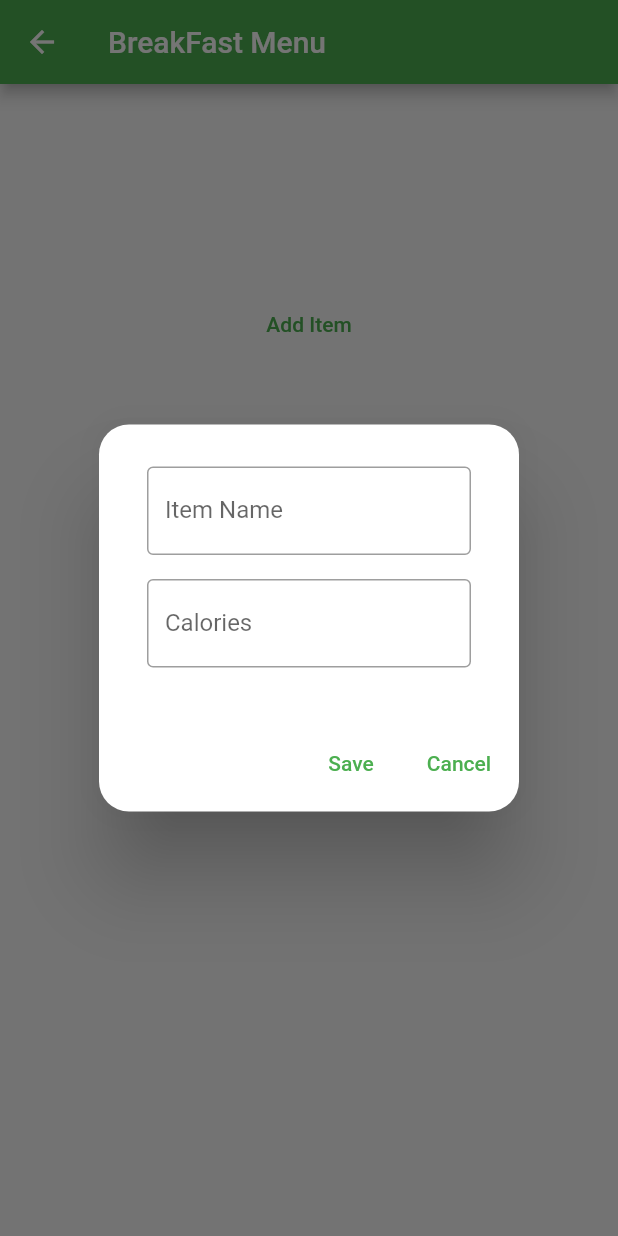
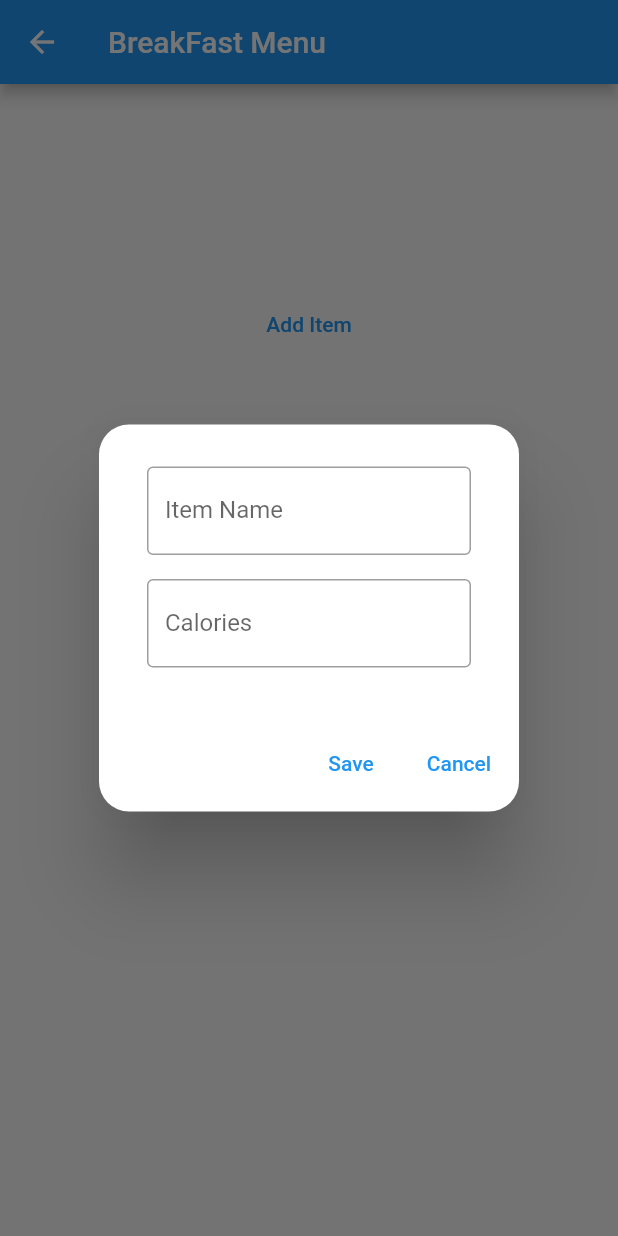
Before and after one commit to tanzing/Food-Intake-Tracker, a Flutter app: the Breakfast screen opened directly, after a tap on "Add Item", on a phone screen of 412 x 824 dp. Run offline on Flutter 3.47's test engine with Material 2 defaults, Android fonts, the light colour scheme and no system bars; our stand-ins replace animated_splash_screen, cloud_firestore, firebase_auth, firebase_core, marquee, syncfusion_flutter_datepicker; missing offline and left inert: fab_circular_menu; accounts and stored records are empty.

Commit message:
Data Retrieved from a particular user db

```diff
--- a/lib/main.dart
+++ b/lib/main.dart
@@ -25,15 +25,14 @@ class MyApp extends StatelessWidget {
           }
           return MaterialApp(
               title: 'Food Tracking System',
-              theme: ThemeData(
-                primarySwatch: Colors.green,
-              ),
+              theme: ThemeData(accentColor: Colors.lightBlue.shade200),
               debugShowCheckedModeBanner: false,
               home: AnimatedSplashScreen(
                 duration: 4000,
                 splash: Image.asset('assets/image.png'),
                 nextScreen: Login(),
                 splashTransition: SplashTransition.rotationTransition,
+                splashIconSize: 100,
                 backgroundColor: Colors.lightBlue.shade200,
               ));
         });
--- a/lib/pages/Catergories/breakfast.dart
+++ b/lib/pages/Catergories/breakfast.dart
@@ -25,7 +25,7 @@ class Food {
   Food({required this.name, required this.calories});
 }
 
-var uid = FirebaseAuth.instance.currentUser!.uid.characters.toString();
+final uid = FirebaseAuth.instance.currentUser!.uid.characters.toString();
 
 class _BreakfastState extends State<Breakfast> {
   List<Food> entries = <Food>[];
@@ -58,14 +58,15 @@ class _BreakfastState extends State<Breakfast> {
             children: [
               Text(""),
               FutureBuilder(
-                  future: firestoreServices.getCollection("BreakFast"),
+                  future: firestoreServices.getCollections(
+                      "users", uid, "BreakFast"),
                   builder: (context, snapshot) {
                     if (snapshot.hasData) {
                       final QuerySnapshot<Map<String, dynamic>> collectionData =
                           snapshot.data as QuerySnapshot<Map<String, dynamic>>;
                       final List<QueryDocumentSnapshot> data =
                           collectionData.docs;
-
+                      print(data);
                       return ListView.builder(
                           shrinkWrap: true,
                           padding: const EdgeInsets.only(
@@ -138,7 +139,6 @@ class _BreakfastState extends State<Breakfast> {
                                 },
                                 trailing: IconButton(
                                   onPressed: () {
-                                    /*
                                     setState(() {
                                       var x = collectionData
                                           .docs[index].reference.id
@@ -146,10 +146,11 @@ class _BreakfastState extends State<Breakfast> {
 
                                       final collection = FirebaseFirestore
                                           .instance
+                                          .collection('users')
+                                          .doc(uid)
                                           .collection('BreakFast');
                                       collection.doc(x).delete();
                                     });
-                                  },*/
                                   },
                                   icon: Icon(Icons.delete_outline),
                                 ),
@@ -204,6 +205,8 @@ class _BreakfastState extends State<Breakfast> {
                                               0));
 
                                       FirebaseFirestore.instance
+                                          .collection("users")
+                                          .doc(uid)
                                           .collection("BreakFast")
                                           .doc()
                                           .set({
--- a/lib/pages/login.dart
+++ b/lib/pages/login.dart
@@ -26,6 +26,11 @@ class _LoginState extends State<Login> {
     try {
       await FirebaseAuth.instance
           .signInWithEmailAndPassword(email: email, password: password);
+      print("Login Success");
+      ScaffoldMessenger.of(context).showSnackBar(SnackBar(
+        content: Text("Login Successful"),
+        backgroundColor: Colors.greenAccent,
+      ));
       Navigator.pushReplacement(
         context,
         MaterialPageRoute(
@@ -72,6 +77,7 @@ class _LoginState extends State<Login> {
     return Scaffold(
       appBar: AppBar(
         title: Text("User Login"),
+        backgroundColor: Colors.blue.shade200,
       ),
       body: Form(
         key: _formKey,
--- a/lib/services/firebase.dart
+++ b/lib/services/firebase.dart
@@ -1,5 +1,5 @@
 import 'package:cloud_firestore/cloud_firestore.dart';
-import 'package:firebase_core/firebase_core.dart';
+import 'package:food_tracker/pages/Catergories/breakfast.dart';
 
 class FirestoreServices {
   final _firestore = FirebaseFirestore.instance;
@@ -8,6 +8,17 @@ class FirestoreServices {
       String collectionName) async {
     return await _firestore.collection(collectionName).get();
   }
+
+  Future<QuerySnapshot<Map<String, dynamic>>> getCollections(
+      String collectionName, String docId, String cN2) async {
+    print(uid);
+    print(cN2);
+    return await _firestore
+        .collection(collectionName)
+        .doc(docId)
+        .collection(cN2)
+        .get();
+  }
 }
 
 FirestoreServices firestoreServices = FirestoreServices();
```
Also changed, not shown: lib/pages/Catergories/lunch.dart (+23 -5 lines).
